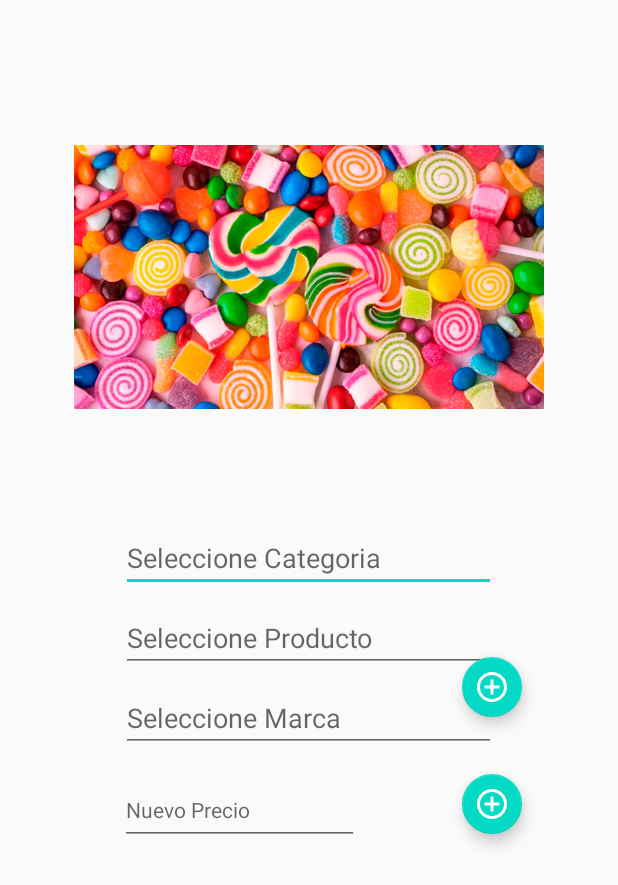
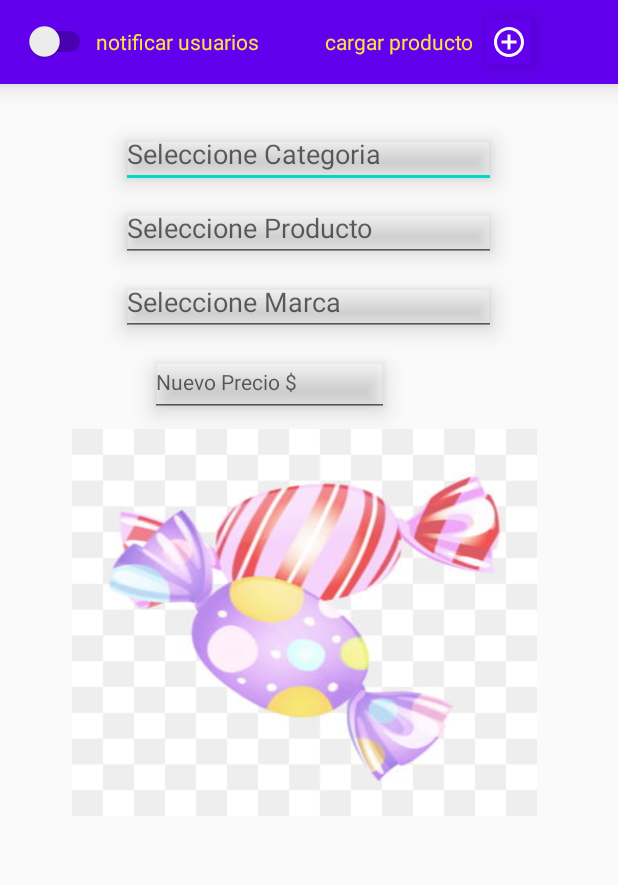
Before and after one commit to azorahai1986/NavDrawerHernan, an Android app: the ActividadAgregar screen opened directly, with no data from a screen before it, on a phone screen of 412 x 824 dp. Shown: the top 885 px of the screen. Run offline under Robolectric (Android 15) with nearby library versions, the phone set to English and light mode, and no system bars; our stand-ins replace Firebase (no records; nobody signed in at launch, a user with empty details on screens opened directly).

Commit message:
generar push

```diff
--- a/app/src/main/java/com/example/navdrawer/actividades/ActividadAgregar.kt
+++ b/app/src/main/java/com/example/navdrawer/actividades/ActividadAgregar.kt
@@ -9,6 +9,7 @@ import android.provider.MediaStore
 import android.util.Log
 import android.view.View
 import android.widget.ArrayAdapter
+import android.widget.TextView
 import androidx.appcompat.app.AppCompatActivity
 import androidx.lifecycle.ViewModelProviders
 import com.example.navdrawer.R
@@ -18,7 +19,6 @@ import com.example.navdrawer.clases_push.PushNotification
 import com.example.navdrawer.clases_push.Retrofitinstance
 import com.example.navdrawer.enlace_con_firebase.MainViewModelo
 import com.example.navdrawer.modelos_de_datos.ModeloDeIndumentaria
-import com.google.android.material.floatingactionbutton.FloatingActionButton
 import com.google.firebase.firestore.FirebaseFirestore
 import com.google.firebase.ktx.Firebase
 import com.google.firebase.messaging.FirebaseMessaging
@@ -39,30 +39,25 @@ const val TOPIC = "/topics/myTopic"
 class ActividadAgregar : AppCompatActivity(), View.OnClickListener {
     // para enviar los push.........................................
     val TAG = "ActividadAgregar"
+    var tvSwitch: TextView? = null
 
     private val PICK_IMAGE_REQUEST = 1234
     private val viewModel by lazy { ViewModelProviders.of(this).get(MainViewModelo::class.java) }
-    private var adapter:RecyclerUnoAdapter? = null
+    private var adapter: RecyclerUnoAdapter? = null
 
     // Método para subir imagenes al firebase storage
     private var filePath: Uri? = null
     private var storageReference: StorageReference? = null
-    override fun onClick(v: View?) {
-        if (v === imageView)
-            showFilerChooser()
-        else(v === btCargar)
-        uploadFile()
 
-    }
 
     override fun onActivityResult(requestCode: Int, resultCode: Int, data: Intent?) {
         super.onActivityResult(requestCode, resultCode, data)
-        if (requestCode == PICK_IMAGE_REQUEST && resultCode == Activity.RESULT_OK && data != null && data.data != null){
+        if (requestCode == PICK_IMAGE_REQUEST && resultCode == Activity.RESULT_OK && data != null && data.data != null) {
             filePath = data.data
             try {
                 val bitmap = MediaStore.Images.Media.getBitmap(contentResolver, filePath)
                 imageView!!.setImageBitmap(bitmap)
-            }catch (e: IOException){
+            } catch (e: IOException) {
                 e.printStackTrace()
             }
         }
@@ -70,14 +65,14 @@ class ActividadAgregar : AppCompatActivity(), View.OnClickListener {
     }
 
     private fun uploadFile() {
-        if (filePath != null){
+        if (filePath != null) {
             val progressDialog = ProgressDialog(this)
             progressDialog.setTitle("Cargando...")
             progressDialog.show()
 
             // para modificar los datos de una lista usando firestore..........................
 
-            val imageRef = storageReference!!.child("images/"+ UUID.randomUUID().toString())
+            val imageRef = storageReference!!.child("images/" + UUID.randomUUID().toString())
 
             var uploadTask = imageRef.putFile(filePath!!)
             val urlTask = uploadTask.continueWithTask { task ->
@@ -98,7 +93,7 @@ class ActividadAgregar : AppCompatActivity(), View.OnClickListener {
                     var imagen = downloadUri.toString()
                     var nombre = tvNombre.text.toString()
                     var precio = etNuevoPrecio.text.toString()
-                    var map = mutableMapOf<String,Any>()
+                    var map = mutableMapOf<String, Any>()
                     // map["id"] = id
                     map["cate"] = cate
                     map["marca"] = marca
@@ -120,7 +115,6 @@ class ActividadAgregar : AppCompatActivity(), View.OnClickListener {
         }
 
 
-
     }
 
 
@@ -130,10 +124,14 @@ class ActividadAgregar : AppCompatActivity(), View.OnClickListener {
         intent.action = Intent.ACTION_GET_CONTENT
         startActivityForResult(Intent.createChooser(intent, "SELECT PICTURE"), PICK_IMAGE_REQUEST)
     }
+
     lateinit var storage: FirebaseStorage
     override fun onCreate(savedInstanceState: Bundle?) {
         super.onCreate(savedInstanceState)
         setContentView(R.layout.activity_actividad_agregar)
+
+        tvSwitch = findViewById(R.id.textview_switch)
+
         storage = Firebase.storage
 
         // dare init a firebase
@@ -142,25 +140,39 @@ class ActividadAgregar : AppCompatActivity(), View.OnClickListener {
 
 
         imageView.setOnClickListener(this)
-        btCargar.setOnClickListener(this)
-        // para lanzar push..................
+
         FirebaseMessaging.getInstance().subscribeToTopic(TOPIC)
-        var botPush = findViewById<FloatingActionButton>(R.id.btPush)
-        botPush.setOnClickListener { lanzarPush() }
+
+        // dar funcion al swith..........................................
+        switch_push.setOnCheckedChangeListener { buttonView, isChecked ->
+            if (isChecked) {
+                tvSwitch?.setTextColor(getColor(R.color.WhiteColor))
+                btCargar.setOnClickListener {
+                    uploadFile()
+                    lanzarPush()
+                }
+
+            } else {
+                tvSwitch?.setTextColor(getColor(R.color.amarillo))
+                btCargar.setOnClickListener { uploadFile() }
+
+            }
+        }
+        btCargar.setOnClickListener { uploadFile() }
 
         exTraerDatos()
 
     }
 
-    fun exTraerDatos(){
-        viewModel.fetchUserData().observe(this, androidx.lifecycle.Observer{
+    fun exTraerDatos() {
+        viewModel.fetchUserData().observe(this, androidx.lifecycle.Observer {
             adapter?.mutableListModel = it as ArrayList<ModeloDeIndumentaria>
             adapter?.notifyDataSetChanged()
             val autocompletar = mutableListOf<String>()
             val autocompletarMarca = mutableListOf<String>()
             val autocompletarCate = mutableListOf<String>()
 
-            for (x in it){
+            for (x in it) {
                 autocompletar.add(x.nombre)
                 autocompletarMarca.add(x.marca)
                 autocompletarCate.add(x.cate)
@@ -170,44 +182,53 @@ class ActividadAgregar : AppCompatActivity(), View.OnClickListener {
             tvNombre.threshold = 0
             tvNombre.setAdapter(adapterAuto)
             tvNombre.setOnFocusChangeListener { view, b ->
-                if (b) tvNombre.showDropDown()}
+                if (b) tvNombre.showDropDown()
+            }
 
-            val adapterAutoMarca = ArrayAdapter(this, android.R.layout.simple_list_item_1, autocompletarMarca)
+            val adapterAutoMarca =
+                ArrayAdapter(this, android.R.layout.simple_list_item_1, autocompletarMarca)
             tvMarca.threshold = 0
             tvMarca.setAdapter(adapterAutoMarca)
             tvMarca.setOnFocusChangeListener { view, b ->
-                if (b) tvMarca.showDropDown()}
+                if (b) tvMarca.showDropDown()
+            }
 
-            val adapterAutoCate = ArrayAdapter(this, android.R.layout.simple_list_item_1, autocompletarCate)
+            val adapterAutoCate =
+                ArrayAdapter(this, android.R.layout.simple_list_item_1, autocompletarCate)
             tvCategoria.threshold = 0
             tvCategoria.setAdapter(adapterAutoCate)
             tvCategoria.setOnFocusChangeListener { view, b ->
-                if (b) tvCategoria.showDropDown()}
+                if (b) tvCategoria.showDropDown()
+            }
         })
 
     }
+
     // para enviar los push a los usuarios..............................
-    private fun sendNotification(notification:PushNotification) = CoroutineScope(Dispatchers.IO).launch{
+    private fun sendNotification(notification: PushNotification) =
+        CoroutineScope(Dispatchers.IO).launch {
             try {
                 val response = Retrofitinstance.api.postNotification(notification)
-            if (response.isSuccessful){
+                if (response.isSuccessful) {
                     Log.e(TAG, "response: ${Gson().toJson(response)} ")
-            }else{
+                } else {
                     Log.e(TAG, response.errorBody().toString())
 
                 }
 
-        }catch (e:Exception){
+            } catch (e: Exception) {
                 Log.e(TAG, e.toString())
             }
 
 
         }
-    fun lanzarPush(){
+
+    fun lanzarPush() {
         val title = tvNombre.text.toString()
-        val message = tvMarca.text.toString()
-        if (title.isNotEmpty() && message.isNotEmpty()){
-            PushNotification(NotificationData(title, message),
+        val message = tvMarca.text.toString() + "  " + tvCategoria.text.toString()
+        if (title.isNotEmpty() && message.isNotEmpty()) {
+            PushNotification(
+                NotificationData(title, message),
                 TOPIC
             ).also {
                 sendNotification(it)
@@ -215,5 +236,12 @@ class ActividadAgregar : AppCompatActivity(), View.OnClickListener {
         }
     }
 
+    override fun onClick(v: View?) {
+        if (v === imageView)
+            showFilerChooser()
+       // else (v === btCargar)
+
+        // lanzar e Swuitch................................................
 
     }
+}
--- a/app/src/main/java/com/example/navdrawer/fragmentos/HomeFragment.kt
+++ b/app/src/main/java/com/example/navdrawer/fragmentos/HomeFragment.kt
@@ -252,5 +252,6 @@ class HomeFragment : Fragment() {
         super.onResume()
         observeData()
         cargarPagerCartelPrincipal()
+
     }
 }
--- a/app/src/main/java/com/example/navdrawer/fragmentos/VerImagenFragment.kt
+++ b/app/src/main/java/com/example/navdrawer/fragmentos/VerImagenFragment.kt
@@ -90,6 +90,7 @@ class VerImagenFragment : Fragment() {
     var btEliminar: FloatingActionButton? = null
 
 
+
     override fun onCreateView(
         inflater: LayoutInflater, container: ViewGroup?,
         savedInstanceState: Bundle?
@@ -107,6 +108,7 @@ class VerImagenFragment : Fragment() {
         marca = view.findViewById<TextView>(R.id.textview_marca)
         precio = view.findViewById<TextView>(R.id.textViewPrecio)
         btEliminar = view.findViewById(R.id.floatEliminarProducto)
+        var tvElimProducto = view.findViewById<TextView>(R.id.tv_elim_producto)
         // botones del dialog
         btAceptar = view.findViewById(R.id.bt_aceptar)
         btCancelar = view.findViewById(R.id.bt_cancelar)
@@ -131,6 +133,10 @@ class VerImagenFragment : Fragment() {
             mailRecuperado = user.email
 
             Log.e("EmailVerIamagen", mailRecuperado.toString())
+        }
+        if (mailRecuperado.isNullOrEmpty()){
+            btEliminar?.visibility = View.GONE
+            tvElimProducto.visibility = View.GONE
         }
         //dar funciones a los botones  textViews...............................
         btEliminar?.setOnClickListener { eliminarProducto() }
--- a/app/src/main/res/layout/activity_actividad_agregar.xml
+++ b/app/src/main/res/layout/activity_actividad_agregar.xml
@@ -6,26 +6,69 @@
     android:layout_height="match_parent"
     tools:context=".actividades.ActividadAgregar">
 
+    <androidx.appcompat.widget.Toolbar
+        android:id="@+id/tolbar_agregar"
+        android:layout_width="match_parent"
+        android:layout_height="?attr/actionBarSize"
+        android:background="@color/colorPrimary"
+        android:elevation="10dp"
+        app:layout_constraintEnd_toEndOf="parent"
+        app:layout_constraintHorizontal_bias="1.0"
+        app:layout_constraintStart_toStartOf="parent"
+        app:layout_constraintTop_toTopOf="parent">
+
+        <Switch
+            android:id="@+id/switch_push"
+            android:layout_width="wrap_content"
+            android:layout_height="wrap_content"/>
+
+        <TextView
+            android:id="@+id/textview_switch"
+            android:layout_width="wrap_content"
+            android:layout_height="wrap_content"
+            android:text="notificar usuarios"
+            android:textColor="#FAE246"/>
+
+        <TextView
+            android:layout_width="wrap_content"
+            android:layout_height="wrap_content"
+            android:layout_marginLeft="60dp"
+            android:elevation="10dp"
+            android:text="cargar producto"
+            android:textColor="#FAE246" />
+
+        <ImageButton
+            android:id="@+id/btCargar"
+            android:layout_width="30dp"
+            android:layout_height="30dp"
+            android:layout_marginLeft="8dp"
+            android:elevation="10dp"
+            android:background="@color/colorPrimary"
+            android:src="@drawable/ic_agregar" />
+    </androidx.appcompat.widget.Toolbar>
+
     <AutoCompleteTextView
         android:id="@+id/tvCategoria"
         android:layout_width="250dp"
         android:layout_height="41dp"
         android:layout_marginStart="80dp"
-        android:layout_marginTop="12dp"
+        android:layout_marginTop="28dp"
         android:layout_marginEnd="81dp"
+        android:elevation="10dp"
         android:hint="Seleccione Categoria"
         android:inputType="textAutoCorrect|textPersonName"
         app:layout_constraintEnd_toEndOf="parent"
         app:layout_constraintStart_toStartOf="parent"
-        app:layout_constraintTop_toBottomOf="@+id/imageView" />
+        app:layout_constraintTop_toBottomOf="@+id/tolbar_agregar" />
 
     <AutoCompleteTextView
         android:id="@+id/tvNombre"
         android:layout_width="250dp"
         android:layout_height="41dp"
         android:layout_marginStart="80dp"
-        android:layout_marginTop="12dp"
+        android:layout_marginTop="8dp"
         android:layout_marginEnd="81dp"
+        android:elevation="10dp"
         android:hint="Seleccione Producto"
         android:inputType="textAutoCorrect|textPersonName"
         app:layout_constraintEnd_toEndOf="parent"
@@ -37,9 +80,10 @@
         android:layout_width="250dp"
         android:layout_height="41dp"
         android:layout_marginStart="80dp"
-        android:layout_marginTop="12dp"
+        android:layout_marginTop="8dp"
         android:layout_marginEnd="81dp"
         android:hint="Seleccione Marca"
+        android:elevation="10dp"
         android:inputType="textAutoCorrect|textPersonName"
         app:layout_constraintEnd_toEndOf="parent"
         app:layout_constraintStart_toStartOf="parent"
@@ -50,52 +94,30 @@
         android:id="@+id/etNuevoPrecio"
         android:layout_width="159dp"
         android:layout_height="46dp"
-        android:layout_marginStart="80dp"
-        android:layout_marginTop="16dp"
-        android:layout_marginEnd="172dp"
+        android:layout_marginStart="100dp"
+        android:layout_marginTop="8dp"
         android:ems="10"
         android:hint="@string/precio"
         android:inputType="numberDecimal"
+        android:elevation="10dp"
         android:textSize="14sp"
-        app:layout_constraintEnd_toEndOf="parent"
-        app:layout_constraintHorizontal_bias="0.0"
         app:layout_constraintStart_toStartOf="parent"
         app:layout_constraintTop_toBottomOf="@+id/tvMarca" />
 
     <ImageView
         android:id="@+id/imageView"
-        android:layout_width="313dp"
-        android:layout_height="313dp"
-        android:layout_marginStart="30dp"
-        android:layout_marginTop="28dp"
+        android:layout_width="310dp"
+        android:layout_height="258dp"
+        android:layout_marginStart="25dp"
+        android:layout_marginTop="8dp"
         android:layout_marginEnd="21dp"
+        android:elevation="10dp"
+        android:scaleType="fitXY"
         app:layout_constraintEnd_toEndOf="parent"
         app:layout_constraintHorizontal_bias="0.404"
         app:layout_constraintStart_toStartOf="parent"
-        app:layout_constraintTop_toTopOf="parent"
-        app:srcCompat="@drawable/caramelos" />
-
-    <com.google.android.material.floatingactionbutton.FloatingActionButton
-        android:id="@+id/btCargar"
-        android:layout_width="wrap_content"
-        android:layout_height="wrap_content"
-        android:layout_marginTop="488dp"
-        android:layout_marginEnd="64dp"
-        android:src="@drawable/ic_agregar"
-        app:fabSize="mini"
-        app:layout_constraintEnd_toEndOf="parent"
-        app:layout_constraintTop_toTopOf="@+id/imageView" />
-
-    <com.google.android.material.floatingactionbutton.FloatingActionButton
-        android:id="@+id/btPush"
-        android:layout_width="wrap_content"
-        android:layout_height="wrap_content"
-        android:layout_marginTop="410dp"
-        android:layout_marginEnd="64dp"
-        android:src="@drawable/ic_agregar"
-        app:fabSize="mini"
-        app:layout_constraintEnd_toEndOf="parent"
-        app:layout_constraintTop_toTopOf="@+id/imageView" />
+        app:layout_constraintTop_toBottomOf="@+id/etNuevoPrecio"
+        app:srcCompat="@drawable/caramelitos" />
 
 
 </androidx.constraintlayout.widget.ConstraintLayout>
--- a/app/src/main/res/layout/activity_main.xml
+++ b/app/src/main/res/layout/activity_main.xml
@@ -6,7 +6,6 @@
     android:layout_height="match_parent"
     tools:context=".actividades.MainActivity"
     android:id="@+id/drawerLayout"
-    android:background="@color/light_grey"
     android:fitsSystemWindows="true">
 
     <include
--- a/app/src/main/res/values/colors.xml
+++ b/app/src/main/res/values/colors.xml
@@ -7,4 +7,6 @@
     <color name="color_negro">#000000</color>
     <color name="gris">#AAB8B7</color>
     <color name="light_grey">#E5EDED</color>
+    <color name="amarillo">#FAE246</color>
+    <color name="color_para_fondos">#F5F3F8</color>
 </resources>
--- a/app/src/main/res/values/strings.xml
+++ b/app/src/main/res/values/strings.xml
@@ -15,7 +15,7 @@
     <string name="tvLogin">Ingresa tu mail y contraseña.\n Solo si eres usuario Registrado</string>
 
     <string name="nombre">Nuevo Nombre</string>
-    <string name="precio">Nuevo Precio</string>
+    <string name="precio">Nuevo Precio $</string>
     <string name="categoria">Nueva Categoria</string>
     <string name="marca">Nueva Marca</string>
     <string name="salir_editar">Precione aquí para \n aplicar los cambios</string>
```
Also changed, not shown: app/build.gradle (+6 -4 lines), app/src/main/java/com/example/navdrawer/clases_push/FirebaseService.kt (+5 -3 lines), app/src/main/res/layout/activity_cartel.xml (+12 -6 lines), app/src/main/res/layout/fragment_home.xml (+7 -6 lines), app/src/main/res/layout/fragment_ver_imagen.xml (+27 -18 lines), app/src/main/res/layout/item_productos.xml (+7 -4 lines), app/src/main/res/drawable-mdpi/caramelitos.jpg (added), app/src/main/res/drawable-mdpi/caramelos.jpg (deleted), app/src/main/res/drawable-mdpi/paleta.jpg (added). Lines whose indentation alone changed are shown as unchanged.
